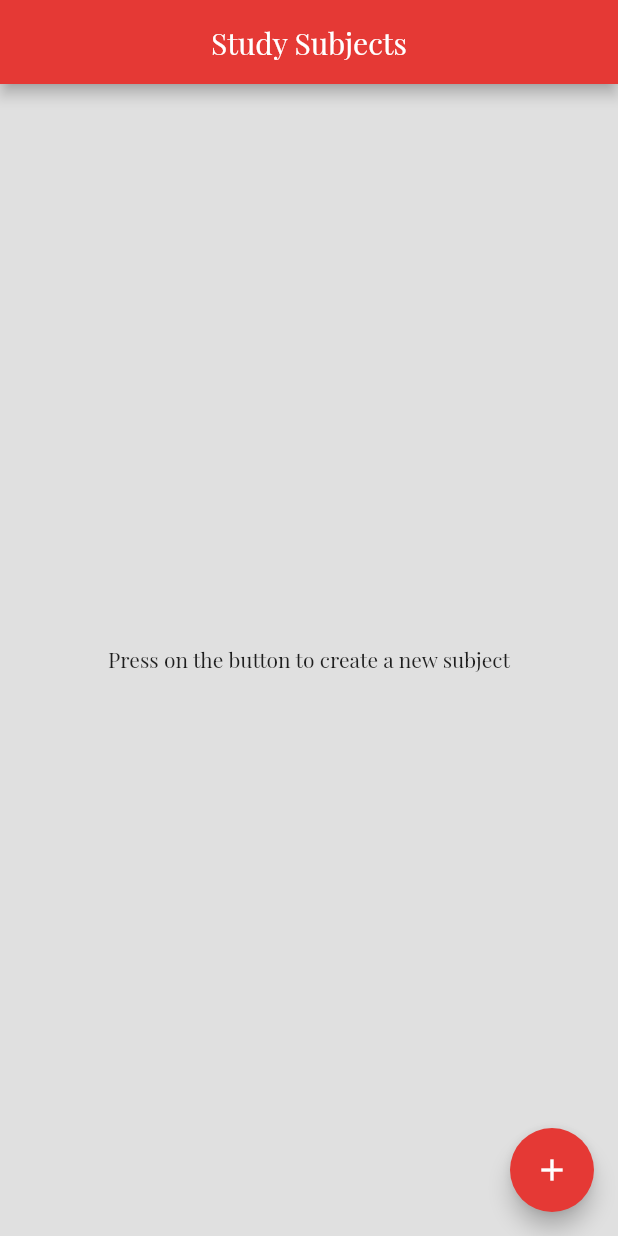
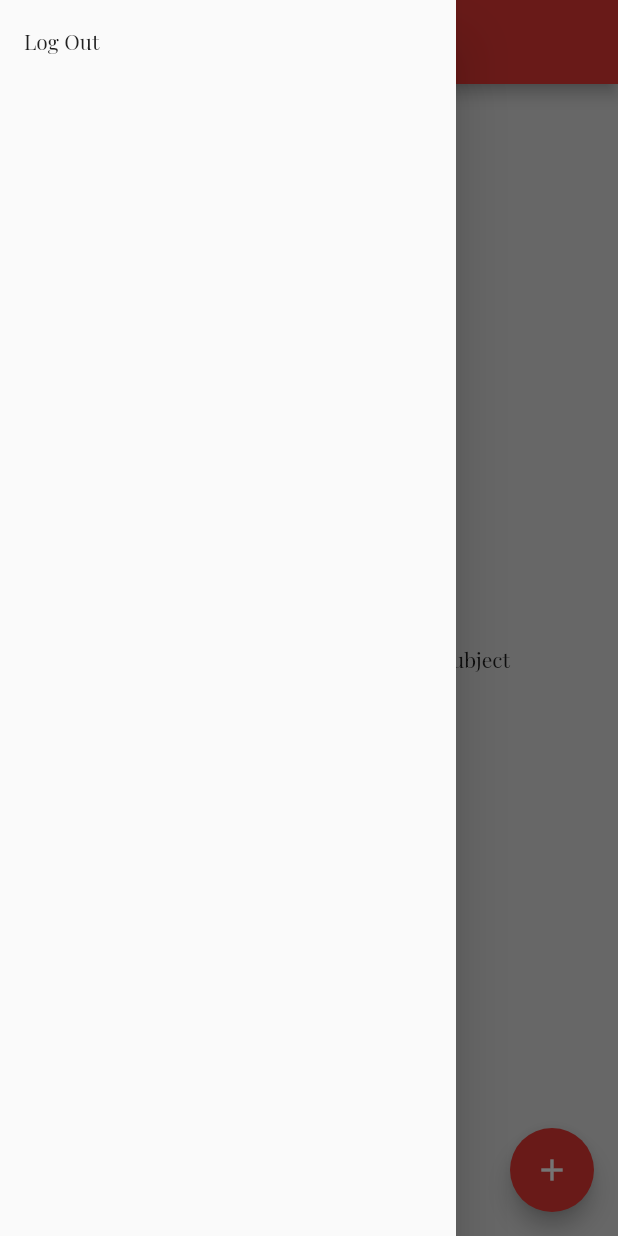
Before and after one commit to memolang-app/memolang-client, a Flutter app: the SubjectsPage screen opened directly with empty values, with the side drawer open (before the commit the screen has no drawer), on a phone screen of 412 x 824 dp. Run offline on Flutter 3.47's test engine with Material 2 defaults, Android fonts, the phone set to English and light mode, and no system bars; our stand-ins replace flutter_login, flutter_secure_storage, flutter_spinkit, pie_chart; missing offline and left inert: splash_view; accounts and stored records are empty; network calls fail.

Commit message:
Add logout

```diff
--- a/lib/models/token_storage.dart
+++ b/lib/models/token_storage.dart
@@ -11,4 +11,8 @@ class TokenStorage {
   static Future<void> writeToken(String token) async {
     await storage.write(key: _tokenKey, value: token);
   }
+
+  static Future<void> deleteToken() async {
+    await storage.delete(key: _tokenKey);
+  }
 }
--- a/lib/pages/subjects_page.dart
+++ b/lib/pages/subjects_page.dart
@@ -3,6 +3,8 @@ import 'package:flutter/scheduler.dart';
 import 'package:memolang/clients/subject_client.dart';
 import 'package:memolang/components/subject_list.dart';
 import 'package:memolang/models/subject.dart';
+import 'package:memolang/models/token_storage.dart';
+import 'package:memolang/style.dart';
 
 class SubjectsPageArguments {
   List<Subject> subjects;
@@ -181,7 +183,23 @@ class _SubjectsPageState extends State<SubjectsPage> {
     return Scaffold(
       appBar: AppBar(
         title: const Text('Study Subjects'),
-        automaticallyImplyLeading: false,
+        automaticallyImplyLeading: true,
+      ),
+      drawer: Drawer(
+        child: ListView(
+          padding: EdgeInsets.zero,
+          children: [
+            ListTile(
+              title: const Text('Log Out'),
+              onTap: () async {
+                await TokenStorage.deleteToken();
+                SchedulerBinding.instance.addPostFrameCallback((_) {
+                  Navigator.of(context).pushReplacementNamed("/");
+                });
+              },
+            ),
+          ],
+        ),
       ),
       body: Center(
         child: SingleChildScrollView(
```
